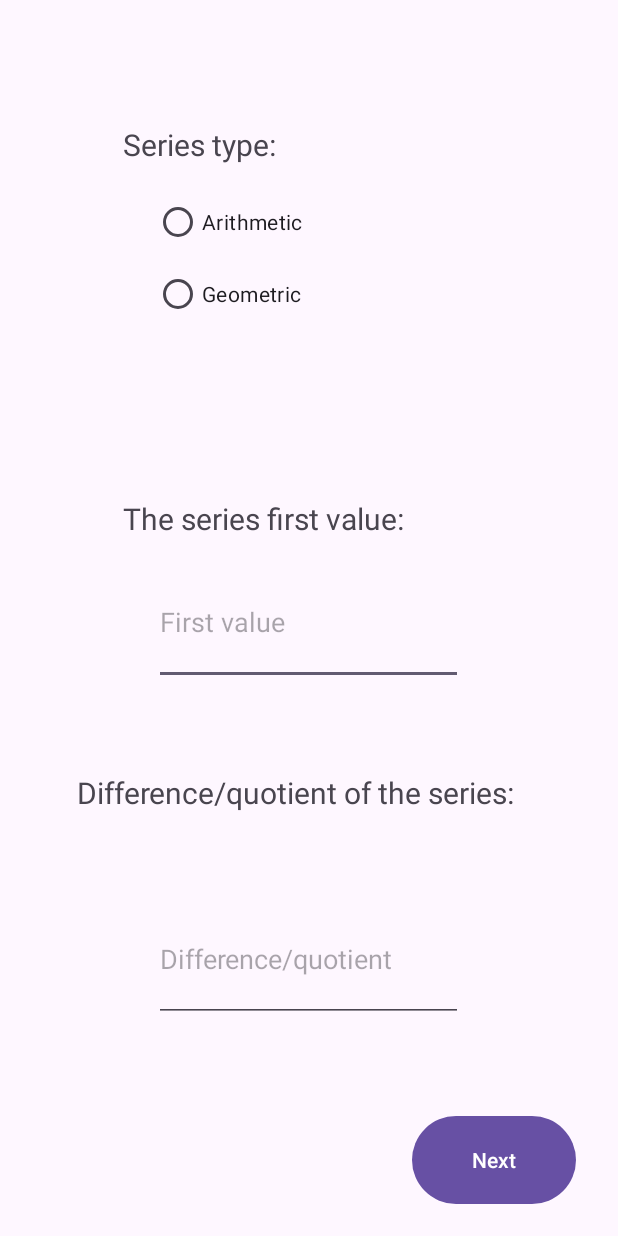
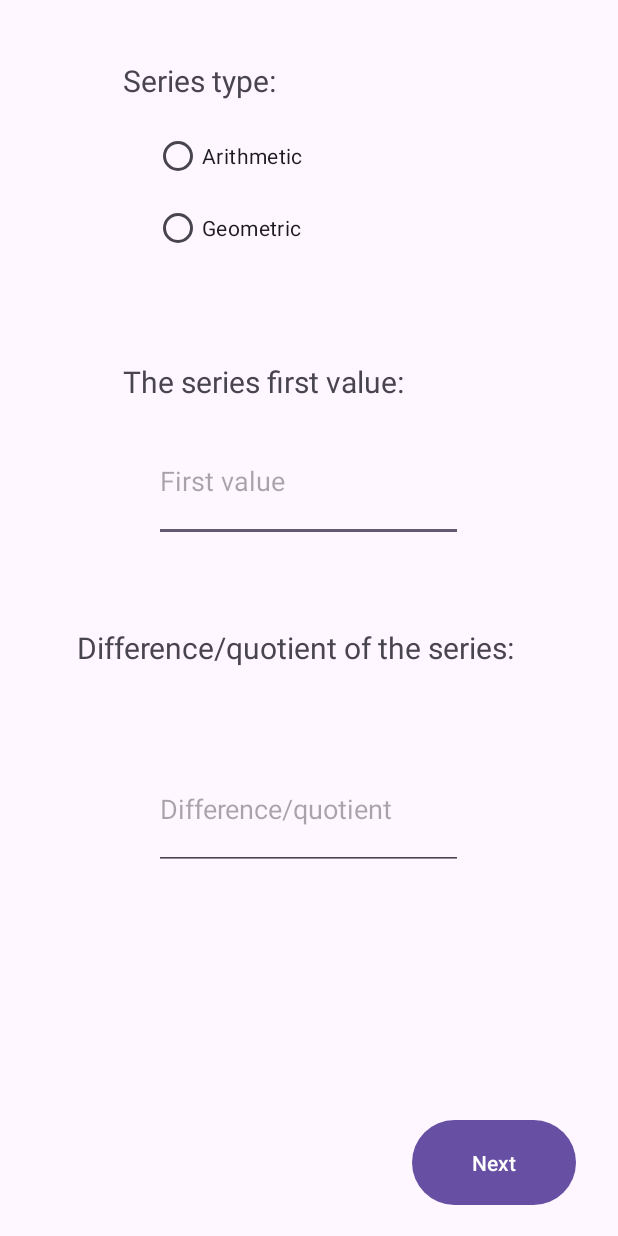
Before and after one commit to or1901/Ex082, an Android app: the screen it shows after launch (MainActivity), on a phone screen of 412 x 824 dp. Run offline under Robolectric (Android 15) with nearby library versions, the phone set to English and light mode, and no system bars.

Commit message:
Started coding the first activity

```diff
--- a/app/src/main/java/com/example/ex082/MainActivity.java
+++ b/app/src/main/java/com/example/ex082/MainActivity.java
@@ -2,13 +2,86 @@ package com.example.ex082;
 
 import androidx.appcompat.app.AppCompatActivity;
 
+import android.content.Intent;
 import android.os.Bundle;
+import android.view.View;
+import android.widget.EditText;
+import android.widget.RadioButton;
+import android.widget.Toast;
 
+/**
+ * @author    Ori Roitzaid <or1901 @ bs.amalnet.k12.il>
+ * @version	  1
+ * @since	  4/5/2023
+ * An activity that collects data of a mathematical series, and sends it to another activity.
+ */
 public class MainActivity extends AppCompatActivity {
+    RadioButton ariRb;
+    RadioButton geoRb;
+    EditText firstValueEt;
+    EditText diffQuotEt;
+    String firstValueStr;
+    String diffQuotStr;
+    Intent si;
+    int seriesType;
 
     @Override
     protected void onCreate(Bundle savedInstanceState) {
         super.onCreate(savedInstanceState);
         setContentView(R.layout.activity_main);
+
+        ariRb = (RadioButton) findViewById(R.id.ariRb);
+        geoRb = (RadioButton) findViewById(R.id.geoRb);
+        firstValueEt = (EditText) findViewById(R.id.firstValueEt);
+        diffQuotEt = (EditText) findViewById(R.id.diffQuotEt);
+
+    }
+
+    /**
+     * This function sends the data of the series to the second activity(if valid).
+     * If not valid, presents a toast message.
+     * <p>
+     *
+     * @param view The view object of the next button.
+     */
+    public void nextActivity(View view) {
+        if(isDataValid()) {
+            si = new Intent(this, ResultsActivity.class);
+
+            seriesType = getSeriesType();
+
+            si.putExtra("Type", seriesType);
+            startActivity(si);
+        }
+        else {
+            Toast.makeText(this, "There is an empty field!", Toast.LENGTH_LONG).show();
+        }
+    }
+
+    /**
+     * This function checks if the data of the series is valid(there isn't an empty field).
+     * <p>
+     *
+     * @return Whether the series data is valid, or not.
+     */
+    public boolean isDataValid() {
+        firstValueStr = firstValueEt.getText().toString();
+        diffQuotStr = diffQuotEt.getText().toString();
+
+        return (ariRb.isChecked() || geoRb.isChecked()) && (!firstValueStr.equals("")) &&
+                (!diffQuotStr.equals(""));
+    }
+
+    /**
+     * This function converts the chosen series type into a number, and returns it.
+     * <p>
+     *
+     * @return 0 if the series is arithmetic, 1 if it is geometric.
+     */
+    public int getSeriesType(){
+        if(ariRb.isChecked())
+            return 0;
+        else
+            return 1;
     }
 }
--- a/app/src/main/res/layout/activity_main.xml
+++ b/app/src/main/res/layout/activity_main.xml
@@ -10,7 +10,7 @@
     <Space
         android:layout_width="match_parent"
         android:layout_height="0dp"
-        android:layout_weight="1" />
+        android:layout_weight="0.5" />
 
     <LinearLayout
         android:layout_width="match_parent"
@@ -39,7 +39,7 @@
     <LinearLayout
         android:layout_width="match_parent"
         android:layout_height="0dp"
-        android:layout_weight="2"
+        android:layout_weight="1.5"
         android:orientation="horizontal">
 
         <Space
@@ -48,18 +48,19 @@
             android:layout_weight="1" />
 
         <RadioGroup
+            android:id="@+id/typeRg"
             android:layout_width="0dp"
             android:layout_height="match_parent"
             android:layout_weight="2">
 
             <RadioButton
-                android:id="@+id/ariBtn"
+                android:id="@+id/ariRb"
                 android:layout_width="match_parent"
                 android:layout_height="wrap_content"
                 android:text="Arithmetic" />
 
             <RadioButton
-                android:id="@+id/geoBtn"
+                android:id="@+id/geoRb"
                 android:layout_width="match_parent"
                 android:layout_height="wrap_content"
                 android:text="Geometric" />
@@ -113,6 +114,7 @@
             android:layout_weight="1" />
 
         <EditText
+            android:id="@+id/firstValueEt"
             android:layout_width="0dp"
             android:layout_height="match_parent"
             android:layout_weight="2"
@@ -167,6 +169,7 @@
             android:layout_weight="1" />
 
         <EditText
+            android:id="@+id/diffQuotEt"
             android:layout_width="0dp"
             android:layout_height="match_parent"
             android:layout_weight="2"
@@ -183,7 +186,7 @@
     <Space
         android:layout_width="match_parent"
         android:layout_height="0dp"
-        android:layout_weight="0.7" />
+        android:layout_weight="2" />
 
     <LinearLayout
         android:layout_width="match_parent"
@@ -200,6 +203,7 @@
             android:layout_width="0dp"
             android:layout_height="match_parent"
             android:layout_weight="4"
+            android:onClick="nextActivity"
             android:text="Next" />
 
         <Space
```
